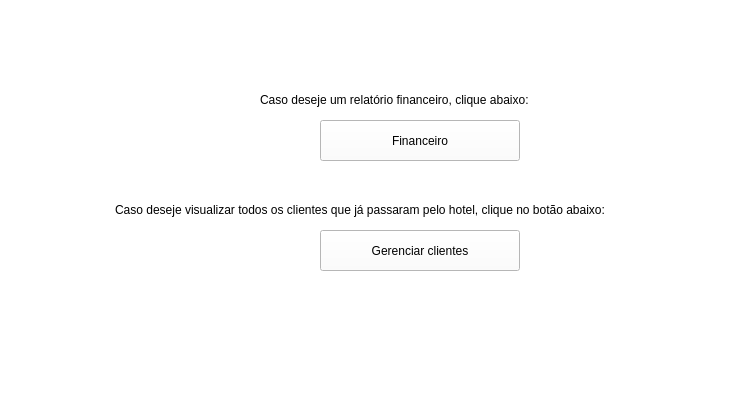
Old version of the form mainwindow.ui in the repository CC4652/hotelProject.
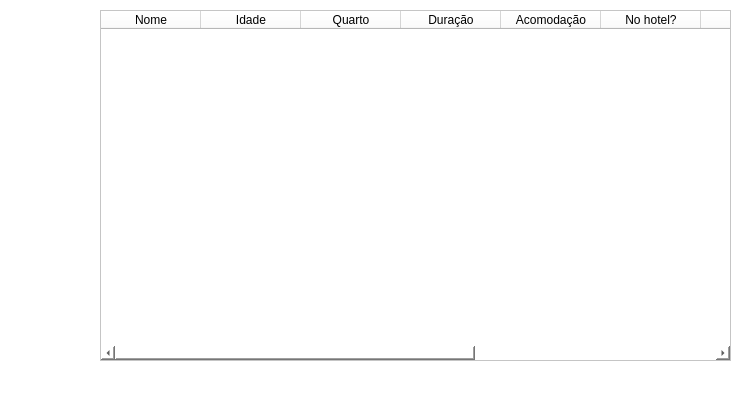
New version of the form. Icons and pictures are not drawn.

Commit message: feature: showing everyone that've been in the hotel

Patch:
```diff
--- a/mainwindow.ui
+++ b/mainwindow.ui
@@ -30,7 +30,7 @@
      <string notr="true">background-color: rgb(255, 255, 255);</string>
     </property>
     <property name="currentIndex">
-     <number>6</number>
+     <number>7</number>
     </property>
     <widget class="QWidget" name="page">
      <widget class="QPushButton" name="btnLogin">
@@ -912,6 +912,89 @@
       </property>
      </widget>
     </widget>
+    <widget class="QWidget" name="page_8">
+     <widget class="QTableWidget" name="tableWidgetTodos">
+      <property name="geometry">
+       <rect>
+        <x>10</x>
+        <y>20</y>
+        <width>631</width>
+        <height>351</height>
+       </rect>
+      </property>
+      <property name="gridStyle">
+       <enum>Qt::NoPen</enum>
+      </property>
+      <property name="columnCount">
+       <number>10</number>
+      </property>
+      <attribute name="horizontalHeaderCascadingSectionResizes">
+       <bool>false</bool>
+      </attribute>
+      <attribute name="horizontalHeaderMinimumSectionSize">
+       <number>23</number>
+      </attribute>
+      <attribute name="horizontalHeaderShowSortIndicator" stdset="0">
+       <bool>false</bool>
+      </attribute>
+      <attribute name="horizontalHeaderStretchLastSection">
+       <bool>false</bool>
+      </attribute>
+      <attribute name="verticalHeaderStretchLastSection">
+       <bool>false</bool>
+      </attribute>
+      <column>
+       <property name="text">
+        <string>Nome</string>
+       </property>
+      </column>
+      <column>
+       <property name="text">
+        <string>Idade</string>
+       </property>
+      </column>
+      <column>
+       <property name="text">
+        <string>Quarto</string>
+       </property>
+      </column>
+      <column>
+       <property name="text">
+        <string>Duração</string>
+       </property>
+      </column>
+      <column>
+       <property name="text">
+        <string>Acomodação</string>
+       </property>
+      </column>
+      <column>
+       <property name="text">
+        <string>No hotel?</string>
+       </property>
+      </column>
+      <column>
+       <property name="text">
+        <string>CPF</string>
+       </property>
+      </column>
+      <column>
+       <property name="text">
+        <string>Telefone</string>
+       </property>
+      </column>
+      <column>
+       <property name="text">
+        <string>Endereço</string>
+       </property>
+      </column>
+      <column>
+       <property name="text">
+        <string>E-mail</string>
+       </property>
+      </column>
+     </widget>
+    </widget>
    </widget>
    <widget class="QWidget" name="verticalLayoutWidget">
     <property name="geometry">
```
The commit also changes 2 other files.
